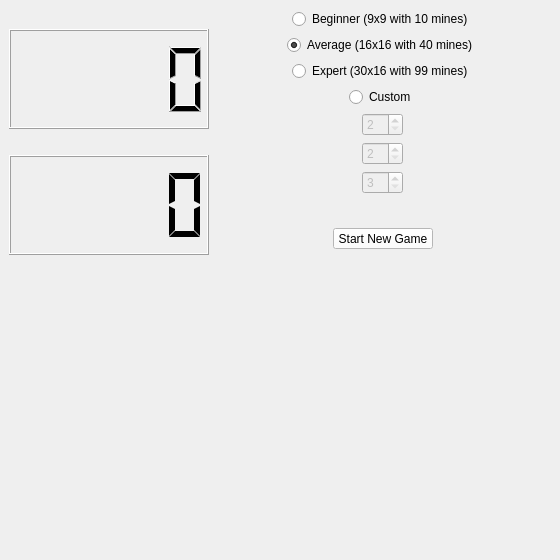
Qt form mainwindow.ui (khajiitvaper2017/MineSweeper) before a commit.
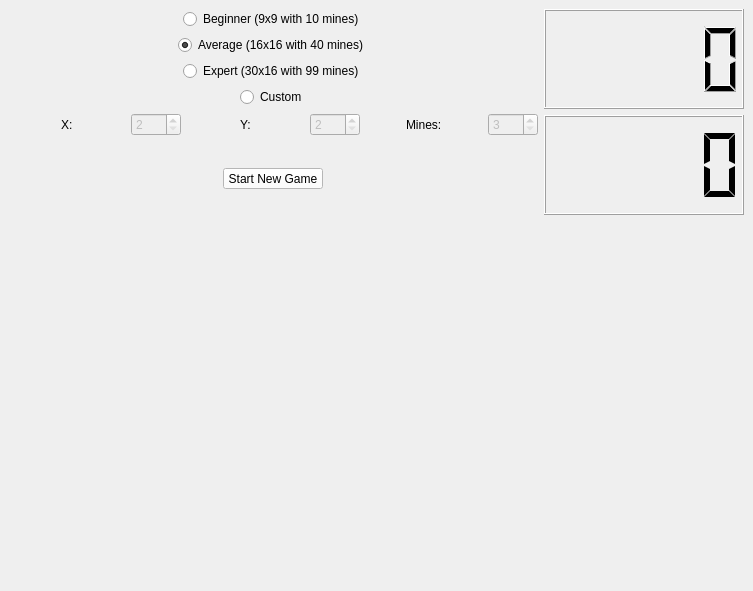
The same form after that commit. Custom widgets are drawn as their Qt base class.

The edit to the form file:
```diff
--- a/mainwindow.ui
+++ b/mainwindow.ui
@@ -6,8 +6,8 @@
    <rect>
     <x>0</x>
     <y>0</y>
-    <width>560</width>
-    <height>560</height>
+    <width>753</width>
+    <height>591</height>
    </rect>
   </property>
   <property name="maximumSize">
@@ -26,33 +26,6 @@
       <property name="sizeConstraint">
        <enum>QLayout::SetDefaultConstraint</enum>
       </property>
-      <item>
-       <layout class="QVBoxLayout" name="verticalLayout_2">
-        <item>
-         <widget class="QLCDNumber" name="label_mines">
-          <property name="maximumSize">
-           <size>
-            <width>200</width>
-            <height>100</height>
-           </size>
-          </property>
-         </widget>
-        </item>
-        <item>
-         <widget class="QLCDNumber" name="label_time">
-          <property name="maximumSize">
-           <size>
-            <width>200</width>
-            <height>100</height>
-           </size>
-          </property>
-          <property name="segmentStyle">
-           <enum>QLCDNumber::Flat</enum>
-          </property>
-         </widget>
-        </item>
-       </layout>
-      </item>
       <item>
        <layout class="QVBoxLayout" name="game_buttons">
         <item alignment="Qt::AlignHCenter">
@@ -115,32 +88,80 @@
          </layout>
         </item>
         <item>
-         <layout class="QVBoxLayout" name="counts">
+         <layout class="QHBoxLayout" name="horizontalLayout">
           <item alignment="Qt::AlignHCenter">
+           <widget class="QLabel" name="label">
+            <property name="text">
+             <string>X:</string>
+            </property>
+           </widget>
+          </item>
+          <item>
            <widget class="QSpinBox" name="x_count">
             <property name="enabled">
              <bool>false</bool>
             </property>
+            <property name="maximumSize">
+             <size>
+              <width>50</width>
+              <height>16777215</height>
+             </size>
+            </property>
+            <property name="whatsThis">
+             <string>Mines:</string>
+            </property>
             <property name="minimum">
              <number>2</number>
             </property>
            </widget>
           </item>
           <item alignment="Qt::AlignHCenter">
+           <widget class="QLabel" name="label_2">
+            <property name="text">
+             <string>Y:</string>
+            </property>
+           </widget>
+          </item>
+          <item>
            <widget class="QSpinBox" name="y_count">
             <property name="enabled">
              <bool>false</bool>
             </property>
+            <property name="maximumSize">
+             <size>
+              <width>50</width>
+              <height>16777215</height>
+             </size>
+            </property>
+            <property name="whatsThis">
+             <string>Y:</string>
+            </property>
             <property name="minimum">
              <number>2</number>
             </property>
            </widget>
           </item>
           <item alignment="Qt::AlignHCenter">
+           <widget class="QLabel" name="label_3">
+            <property name="text">
+             <string>Mines:</string>
+            </property>
+           </widget>
+          </item>
+          <item>
            <widget class="QSpinBox" name="mines_count">
             <property name="enabled">
              <bool>false</bool>
             </property>
+            <property name="maximumSize">
+             <size>
+              <width>50</width>
+              <height>16777215</height>
+             </size>
+            </property>
+            <property name="whatsThis">
+             <string comment="X" extracomment="X"/>
+            </property>
             <property name="minimum">
              <number>3</number>
             </property>
@@ -178,6 +199,33 @@
         </item>
        </layout>
       </item>
+      <item>
+       <layout class="QVBoxLayout" name="verticalLayout_2">
+        <item>
+         <widget class="QLCDNumber" name="label_mines">
+          <property name="maximumSize">
+           <size>
+            <width>200</width>
+            <height>100</height>
+           </size>
+          </property>
+         </widget>
+        </item>
+        <item>
+         <widget class="QLCDNumber" name="label_time">
+          <property name="maximumSize">
+           <size>
+            <width>200</width>
+            <height>100</height>
+           </size>
+          </property>
+          <property name="segmentStyle">
+           <enum>QLCDNumber::Flat</enum>
+          </property>
+         </widget>
+        </item>
+       </layout>
+      </item>
      </layout>
     </item>
     <item alignment="Qt::AlignHCenter">
```
